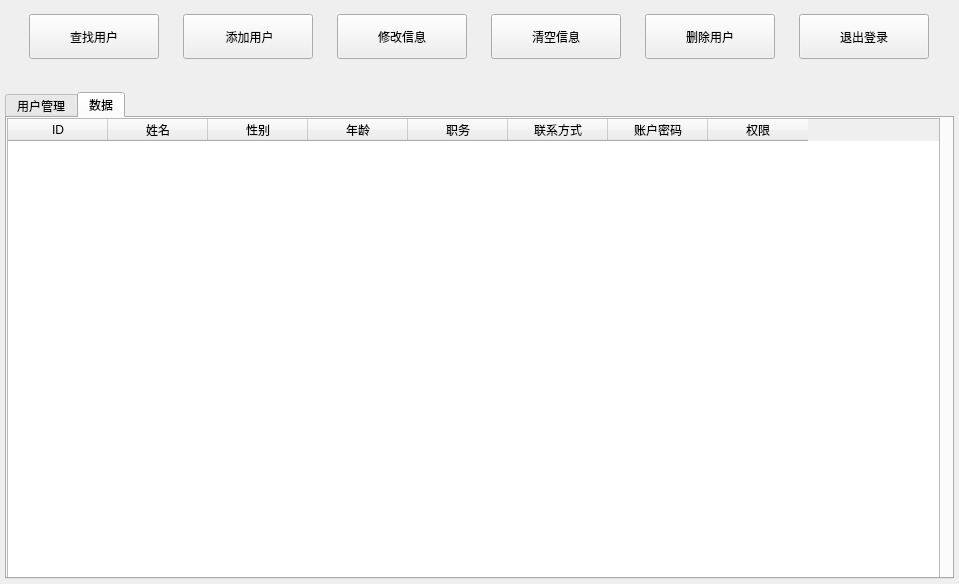
The window that admin/adminwidget.ui (ciyeer/ManageSystem) describes before a commit, drawn with Qt 5.
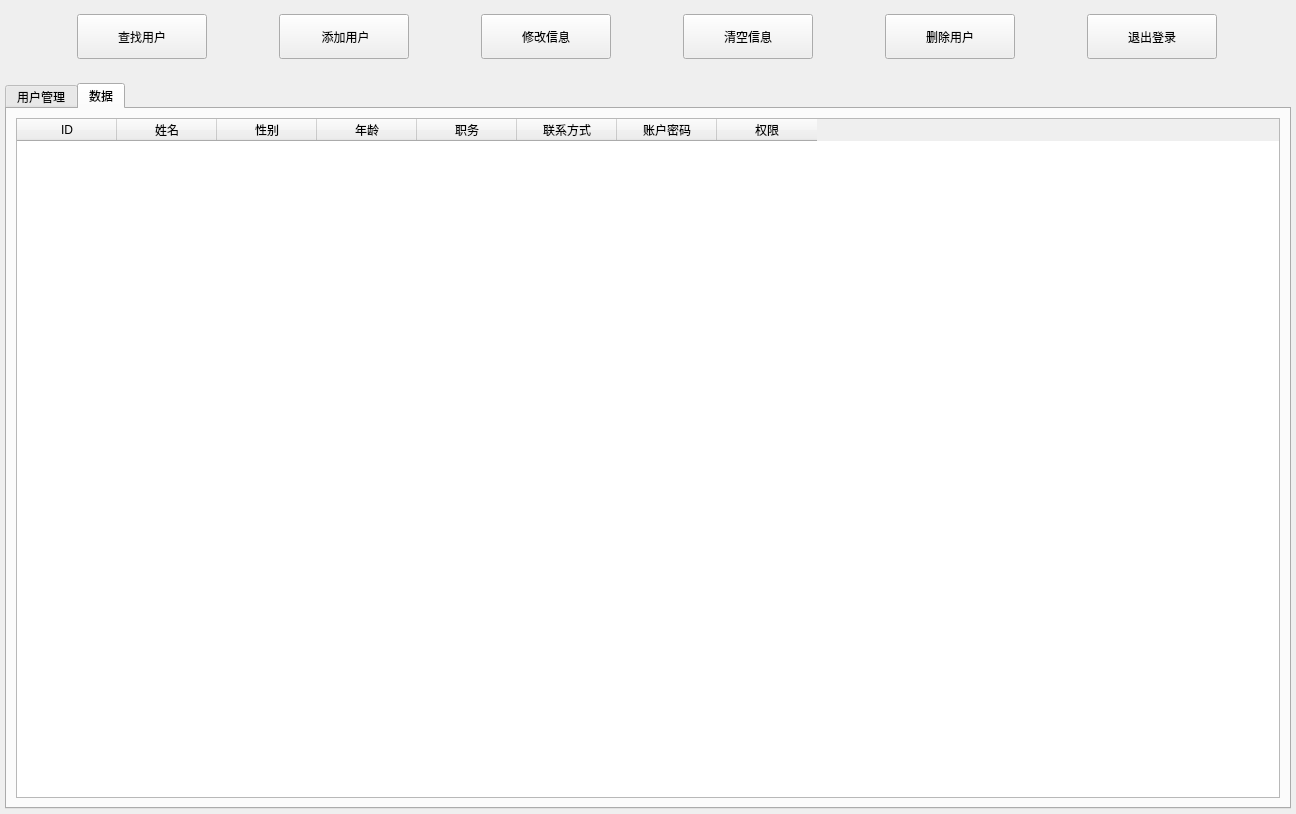
The same window after the commit. The open tabs and pages were chosen to show the change.

```diff
--- a/admin/adminwidget.ui
+++ b/admin/adminwidget.ui
@@ -6,8 +6,8 @@
    <rect>
     <x>0</x>
     <y>0</y>
-    <width>959</width>
-    <height>584</height>
+    <width>1296</width>
+    <height>814</height>
    </rect>
   </property>
   <property name="windowTitle">
@@ -30,7 +30,7 @@
     <number>0</number>
    </property>
    <item row="0" column="0">
-    <layout class="QVBoxLayout" name="verticalLayout" stretch="1,1,15">
+    <layout class="QVBoxLayout" name="verticalLayout" stretch="2,1,30">
      <property name="spacing">
       <number>0</number>
      </property>
@@ -202,15 +202,9 @@
         <attribute name="title">
          <string>数据</string>
         </attribute>
+        <layout class="QGridLayout" name="gridLayout_3">
+         <item row="0" column="0">
         <widget class="QTableWidget" name="tableWidget_2">
-         <property name="geometry">
-          <rect>
-           <x>0</x>
-           <y>0</y>
-           <width>933</width>
-           <height>461</height>
-          </rect>
-         </property>
          <attribute name="verticalHeaderVisible">
           <bool>false</bool>
          </attribute>
@@ -255,6 +249,8 @@
           </property>
          </column>
         </widget>
+         </item>
+        </layout>
        </widget>
       </widget>
      </item>
```
Lines whose indentation alone changed are shown as unchanged.
